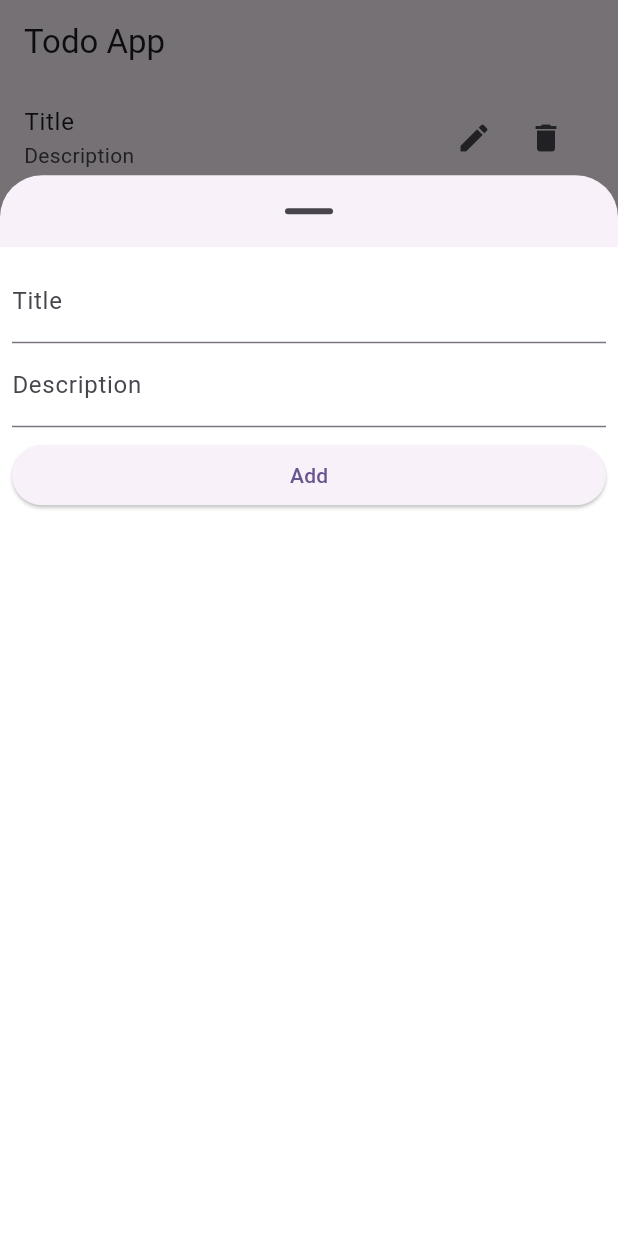
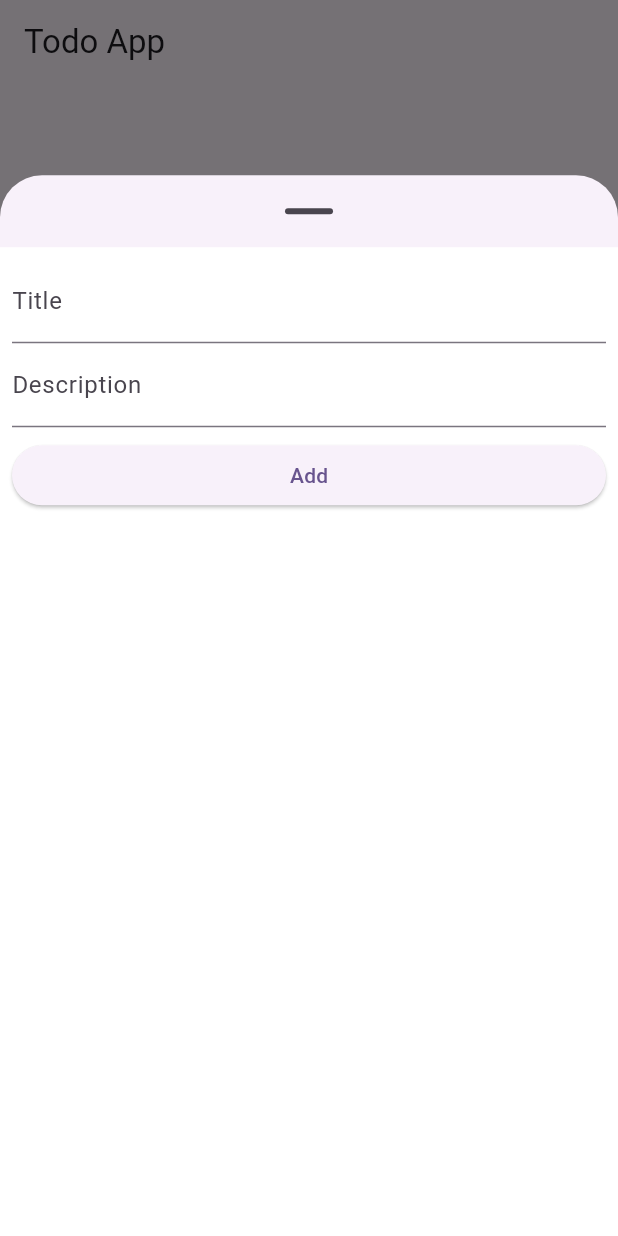
Before and after one commit to imd-solutions/flutter-todo, a Flutter app: the screen it shows after launch, after a tap on the "add" icon, on a phone screen of 412 x 824 dp. Run offline on Flutter 3.47's test engine with Material 3 defaults, Android fonts, the phone set to English and light mode, and no system bars; our stand-ins replace cloud_firestore, dartz, firebase_core, get; accounts and stored records are empty.

Commit message:
Stream builder with data from Firebase

```diff
--- a/lib/features/todo/data/database/todo_remote_database.dart
+++ b/lib/features/todo/data/database/todo_remote_database.dart
@@ -9,7 +9,7 @@ abstract class TodoRemoteDatabase {
   // Delete Todo to database
   Future<Todo> deleteTodo(Todo todo);
   // Get all Todo items to database
-  Future<List<Todo>> listTodos();
+  Stream<List<Todo>> listTodos();
 }
 
 class TodoRemoteDatabaseImpl implements TodoRemoteDatabase {
@@ -38,8 +38,12 @@ class TodoRemoteDatabaseImpl implements TodoRemoteDatabase {
   }
 
   @override
-  Future<List<Todo>> listTodos() async {
-    final todoData = await FirebaseFirestore.instance.collection('todos').get();
-    return todoData.docs.map((todo) => Todo.fromMap(todo.data())).toList();
+  Stream<List<Todo>> listTodos() async* {
+    yield* FirebaseFirestore.instance
+        .collection('todos')
+        .snapshots()
+        .map((snapshot) {
+      return snapshot.docs.map((doc) => Todo.fromMap(doc.data())).toList();
+    });
   }
 }
--- a/lib/features/todo/data/repositories/todo_repository_impl.dart
+++ b/lib/features/todo/data/repositories/todo_repository_impl.dart
@@ -41,9 +41,9 @@ class TodoRepositoryImpl implements TodoRepository {
   }
 
   @override
-  Future<Either<Failure, List<Todo>>> getAll() async {
+  Future<Either<Failure, Stream<List<Todo>>>> getAll() async {
     try {
-      final results = await remoteDatabase.listTodos();
+      final results = remoteDatabase.listTodos();
       return Right(results);
     } catch (e) {
       return Left(
--- a/lib/features/todo/domain/repositories/todo_repository.dart
+++ b/lib/features/todo/domain/repositories/todo_repository.dart
@@ -7,8 +7,8 @@ abstract class TodoRepository {
   Future<Either<Failure, Todo>> add(Todo todo);
   // Edit Todo
   Future<Either<Failure, Todo>> edit(Todo todo);
-  // Delete Todo
+  // // Delete Todo
   Future<Either<Failure, Todo>> delete(Todo todo);
-  // Get all Todo items
-  Future<Either<Failure, List<Todo>>> getAll();
+  // // Get all Todo items
+  Future<Either<Failure, Stream<List<Todo>>>> getAll();
 }
--- a/lib/features/todo/domain/usecases/list_todo_usercase.dart
+++ b/lib/features/todo/domain/usecases/list_todo_usercase.dart
@@ -4,13 +4,13 @@ import 'package:firstapp/features/todo/domain/repositories/todo_repository.dart'
 import 'package:firstapp/shared/errors/failure.dart';
 import 'package:firstapp/shared/utils/usecase.dart';
 
-class ListTodoUseCase implements UseCase<List<Todo>, NoParams> {
+class ListTodoUseCase implements UseCase<Stream<List<Todo>>, NoParams> {
   final TodoRepository repository;
 
   ListTodoUseCase(this.repository);
 
   @override
-  Future<Either<Failure, List<Todo>>> call(NoParams params) async {
-    return await repository.getAll();
+  Future<Either<Failure, Stream<List<Todo>>>> call(NoParams params) {
+    return repository.getAll();
   }
 }
--- a/lib/features/todo/presentation/bindings/todo_binding.dart
+++ b/lib/features/todo/presentation/bindings/todo_binding.dart
@@ -18,8 +18,11 @@ class TodoBinding extends Bindings {
     Get.lazyPut(() => ListTodoUseCase(Get.find()));
     Get.lazyPut(() => DeleteTodoUseCase(Get.find()));
     Get.lazyPut(() => EditTodoUseCase(Get.find()));
-    Get.lazyPut(() => TodoController(
-          addTodoUseCase: Get.find(),
-        ));
+    Get.lazyPut(
+      () => TodoController(
+        addTodoUseCase: Get.find(),
+        listTodoUseCase: Get.find(),
+      ),
+    );
   }
 }
--- a/lib/features/todo/presentation/controller/todo_controller.dart
+++ b/lib/features/todo/presentation/controller/todo_controller.dart
@@ -1,6 +1,5 @@
-// ignore_for_file: public_member_api_docs, sort_constructors_first
 import 'package:firstapp/features/todo/domain/entities/todo.dart';
-// import 'package:firstapp/features/todo/domain/usecases/list_todo_usercase.dart';
+import 'package:firstapp/features/todo/domain/usecases/list_todo_usercase.dart';
 import 'package:firstapp/shared/utils/random_id.dart';
 import 'package:firstapp/shared/utils/usecase.dart';
 import 'package:flutter/material.dart';
@@ -12,12 +11,13 @@ class TodoController extends GetxController {
   final formKey = GlobalKey<FormState>();
   final titleController = TextEditingController();
   final descriptionController = TextEditingController();
+
   final AddTodoUseCase addTodoUseCase;
-  // final ListTodoUseCase listTodoUseCase;
+  final ListTodoUseCase listTodoUseCase;
 
   TodoController({
     required this.addTodoUseCase,
-    // required this.listTodoUseCase,
+    required this.listTodoUseCase,
   });
 
   Future<void> addTodo() async {
@@ -37,4 +37,14 @@ class TodoController extends GetxController {
       Get.snackbar("Success", "Todo added successfully");
     });
   }
+
+  Stream<List<Todo>> listTodo() async* {
+    final results = await listTodoUseCase(NoParams());
+    yield* results.fold((failure) {
+      Get.snackbar("Error", failure.message);
+      return Stream.value([]);
+    }, (todo) {
+      return todo;
+    });
+  }
 }
--- a/lib/features/todo/presentation/pages/homepage.dart
+++ b/lib/features/todo/presentation/pages/homepage.dart
@@ -11,18 +11,32 @@ class HomePage extends GetView<TodoController> {
       appBar: AppBar(
         title: const Text('Todo App'),
       ),
-      body: ListView.builder(
-        itemCount: 10,
+      body: StreamBuilder(
+        stream: controller.listTodo(),
+        builder: (context, snapshot) {
+          if (snapshot.hasData) {
+            final todos = snapshot.data!;
+            if (todos.isEmpty) {
+              return const Center(
+                child: Text("No todos found"),
+              );
+            }
+
+            return ListView.builder(
+              itemCount: todos.length,
               itemBuilder: (context, index) {
                 return ListTile(
-            title: const Text('Title'),
-            subtitle: const Text('Description'),
+                  title: Text(todos[index].text),
+                  subtitle: Text(todos[index].description),
                   trailing: Row(
                     mainAxisSize: MainAxisSize.min,
                     children: [
                       IconButton(
                         splashRadius: 20,
                         onPressed: () {
+                          controller.titleController.text = todos[index].text;
+                          controller.descriptionController.text =
+                              todos[index].description;
                           showModalBottomSheet(
                             showDragHandle: true,
                             isScrollControlled: true,
@@ -30,7 +44,8 @@ class HomePage extends GetView<TodoController> {
                             builder: (context) {
                               return Container(
                                 width: double.maxFinite,
-                          height: MediaQuery.of(context).size.height * 0.8,
+                                height:
+                                    MediaQuery.of(context).size.height * 0.8,
                                 color: Colors.white,
                                 child: Padding(
                                   padding: const EdgeInsets.all(8.0),
@@ -39,7 +54,8 @@ class HomePage extends GetView<TodoController> {
                                     child: Column(
                                       children: [
                                         TextFormField(
-                                    controller: controller.titleController,
+                                          controller:
+                                              controller.titleController,
                                           validator: (value) {
                                             if (value!.isEmpty) {
                                               return 'Title is required';
@@ -51,10 +67,11 @@ class HomePage extends GetView<TodoController> {
                                           ),
                                         ),
                                         Padding(
-                                    padding: const EdgeInsets.only(bottom: 8.0),
+                                          padding: const EdgeInsets.only(
+                                              bottom: 8.0),
                                           child: TextFormField(
-                                      controller:
-                                          controller.descriptionController,
+                                            controller: controller
+                                                .descriptionController,
                                             validator: (value) {
                                               if (value!.isEmpty) {
                                                 return 'Description is required';
@@ -69,7 +86,8 @@ class HomePage extends GetView<TodoController> {
                                         SizedBox(
                                           width: double.maxFinite,
                                           child: ElevatedButton(
-                                      onPressed: () async {},
+                                            onPressed: () =>
+                                                print('CLICK Edit'),
                                             child: const Text('Edit Todo'),
                                           ),
                                         ),
@@ -85,11 +103,17 @@ class HomePage extends GetView<TodoController> {
                       ),
                       IconButton(
                         splashRadius: 20,
-                  onPressed: () {},
+                        onPressed: () => print('CLICK Delete'),
                         icon: const Icon(Icons.delete),
                       ),
                     ],
                   ),
+                );
+              },
+            );
+          }
+          return const Center(
+            child: CircularProgressIndicator.adaptive(),
           );
         },
       ),
--- a/lib/shared/utils/usecase.dart
+++ b/lib/shared/utils/usecase.dart
@@ -11,6 +11,5 @@ class Params<T> {
 }
 
 class NoParams {
-  final void data;
-  NoParams(this.data);
+  NoParams();
 }
```
Lines whose indentation alone changed are shown as unchanged.
